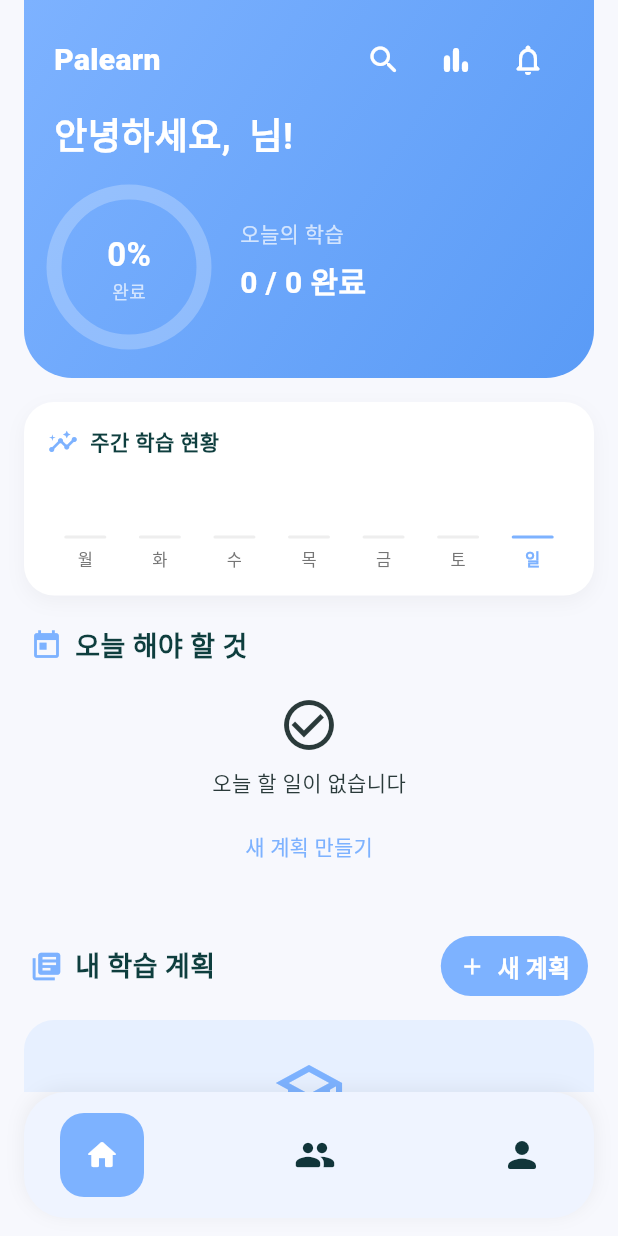
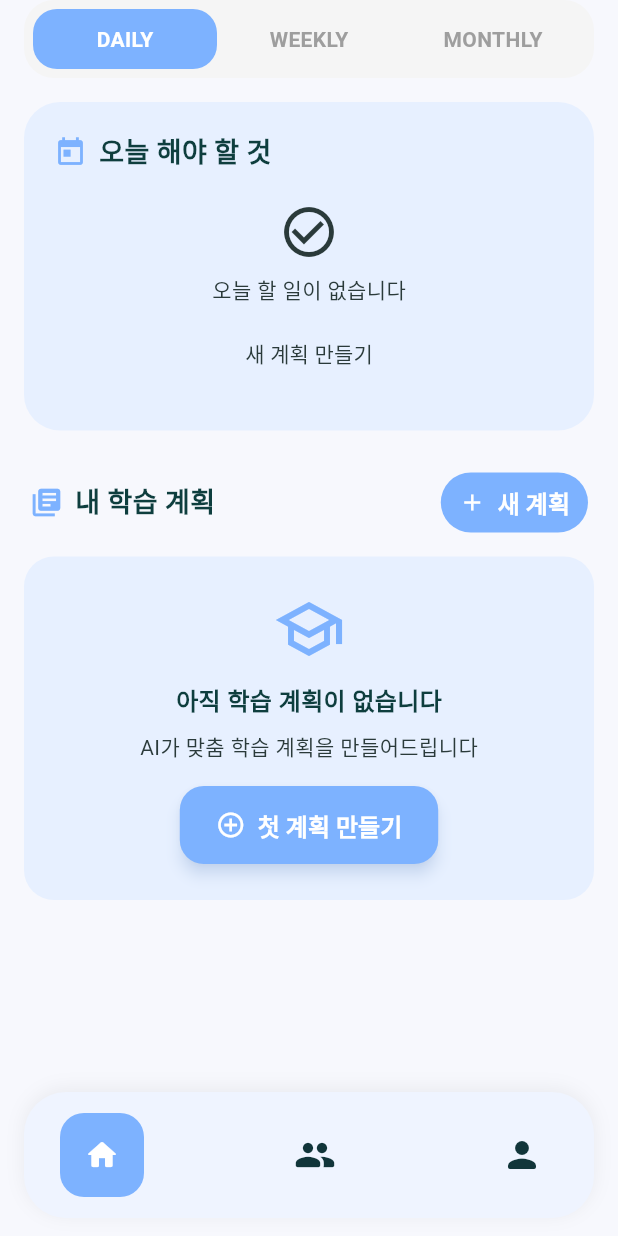
Before and after one commit to Palearn-4-P-proj/Palearn-prototype, a Flutter app: the HomeScreen screen opened by its route, on a phone screen of 412 x 824 dp. Run offline on Flutter 3.47's test engine with Material 3 defaults, Android fonts, the phone set to English and light mode, and no system bars; our stand-ins replace flutter_secure_storage, shared_preferences, shimmer, table_calendar; accounts and stored records are empty; network calls fail.

Commit message:
fix: UI 개선 - EDITED_VER 기준으로 수정
- home_screen: 오늘 해야할 것 배경색 추가, daily/weekly/monthly 탭 클릭 전환
- create_plan_screen: 드롭다운 예시 제거, 쉬는 요일 7개 선택 방지 alert
- profile_screen: ID 복사 버튼 제거
- stats_screen: 전체 달성률 아이콘 색상 흰색으로 변경
- review_screen: 하단 네비 3개로 변경, 헤더 상단 여백 제거

🤖 Generated with [Claude Code](https://claude.com/claude-code)

Co-Authored-By: Claude Opus 4.5 <noreply@anthropic.com>

```diff
--- a/lib/screens/home_screen.dart
+++ b/lib/screens/home_screen.dart
@@ -13,6 +13,8 @@ const Color _blueLight = Color(0xFFE7F0FF);
 const Color _surface = Color(0xFFF7F8FD);
 const Color _green = Color(0xFF4CAF50);
 
+enum HomeViewMode { daily, weekly, monthly }
+
 class HomeScreen extends StatefulWidget {
   const HomeScreen({super.key});
   @override
@@ -22,6 +24,7 @@ class HomeScreen extends StatefulWidget {
 class _HomeScreenState extends State<HomeScreen> {
   String displayName = '사용자';
   double todayProgress = 0.0;
+  HomeViewMode _viewMode = HomeViewMode.daily;
 
   // 오늘의 할 일 (상세 정보 포함)
   List<Map<String, dynamic>> todayTasks = [];
@@ -307,10 +310,6 @@ class _HomeScreenState extends State<HomeScreen> {
 
   @override
   Widget build(BuildContext context) {
-    final percentLabel = '${(todayProgress * 100).round()}%';
-    final completedCount =
-        todayTasks.where((t) => t['completed'] == true).length;
-
     final isDark = Theme.of(context).brightness == Brightness.dark;
     final bgColor = isDark ? const Color(0xFF121212) : _surface;
     final cardColor = isDark ? const Color(0xFF1E1E1E) : Colors.white;
@@ -325,38 +324,34 @@ class _HomeScreenState extends State<HomeScreen> {
           onRefresh: _loadAll,
           child: CustomScrollView(
             slivers: [
-              // 헤더 - 원형 진행률 차트 + 주간 그래프
+              // ✅ 상단 탭 (daily/weekly/monthly)
+              SliverToBoxAdapter(child: _buildViewTabs(isDark)),
+              const SliverToBoxAdapter(child: SizedBox(height: 16)),
+
+              // ✅ DAILY 모드
+              if (_viewMode == HomeViewMode.daily) ...[
                 SliverToBoxAdapter(
-                child: _buildHeader(percentLabel, completedCount),
-              ),
-
-              const SliverToBoxAdapter(child: SizedBox(height: 16)),
-
-              // 주간 학습 통계 바 그래프
+                  child: _buildTodayTasksSection(isDark, cardColor, textColor, subTextColor, blueLightColor),
+                ),
+                const SliverToBoxAdapter(child: SizedBox(height: 24)),
+                SliverToBoxAdapter(
+                  child: _buildMyPlansSection(isDark, cardColor, textColor, subTextColor, blueLightColor),
+                ),
+              ],
+
+              // ✅ WEEKLY 모드
+              if (_viewMode == HomeViewMode.weekly) ...[
                 SliverToBoxAdapter(
                   child: _buildWeeklyStatsBar(isDark, cardColor, textColor),
                 ),
-
-              const SliverToBoxAdapter(child: SizedBox(height: 20)),
-
-              // 오늘의 할 일 섹션
-              SliverToBoxAdapter(
-                child: _buildTodayTasksSection(isDark, cardColor, textColor, subTextColor, blueLightColor),
-              ),
-
-              const SliverToBoxAdapter(child: SizedBox(height: 24)),
-
-              // 내 학습 계획 리스트
-              SliverToBoxAdapter(
-                child: _buildMyPlansSection(isDark, cardColor, textColor, subTextColor, blueLightColor),
-              ),
-
-              const SliverToBoxAdapter(child: SizedBox(height: 24)),
-
-              // 캘린더 미니뷰
+              ],
+
+              // ✅ MONTHLY 모드
+              if (_viewMode == HomeViewMode.monthly) ...[
                 SliverToBoxAdapter(
                   child: _buildCalendarSection(isDark, cardColor, textColor),
                 ),
+              ],
 
               const SliverToBoxAdapter(child: SizedBox(height: 100)),
             ],
@@ -364,6 +359,46 @@ class _HomeScreenState extends State<HomeScreen> {
         ),
       ),
       bottomNavigationBar: _bottomBar(),
+    );
+  }
+
+  Widget _buildViewTabs(bool isDark) {
+    return Padding(
+      padding: const EdgeInsets.symmetric(horizontal: 16),
+      child: Container(
+        padding: const EdgeInsets.all(6),
+        decoration: BoxDecoration(
+          color: isDark ? Colors.grey[800] : Colors.grey[100],
+          borderRadius: BorderRadius.circular(20),
+        ),
+        child: Row(
+          children: HomeViewMode.values.map((mode) {
+            final selected = _viewMode == mode;
+            return Expanded(
+              child: GestureDetector(
+                onTap: () {
+                  setState(() => _viewMode = mode);
+                },
+                child: Container(
+                  padding: const EdgeInsets.symmetric(vertical: 10),
+                  decoration: BoxDecoration(
+                    color: selected ? _blue : Colors.transparent,
+                    borderRadius: BorderRadius.circular(16),
+                  ),
+                  alignment: Alignment.center,
+                  child: Text(
+                    mode.name.toUpperCase(),
+                    style: TextStyle(
+                      color: selected ? Colors.white : (isDark ? Colors.grey[400] : Colors.grey),
+                      fontWeight: FontWeight.bold,
+                    ),
+                  ),
+                ),
+              ),
+            );
+          }).toList(),
+        ),
+      ),
     );
   }
 
@@ -596,7 +631,14 @@ class _HomeScreenState extends State<HomeScreen> {
   }
 
   Widget _buildTodayTasksSection(bool isDark, Color cardColor, Color textColor, Color subTextColor, Color blueLightColor) {
-    return Column(
+    return Container(
+      margin: const EdgeInsets.symmetric(horizontal: 16),
+      padding: const EdgeInsets.symmetric(vertical: 20),
+      decoration: BoxDecoration(
+        color: blueLightColor, // ⭐ 오늘 해야할 것 배경색
+        borderRadius: BorderRadius.circular(24),
+      ),
+      child: Column(
         crossAxisAlignment: CrossAxisAlignment.start,
         children: [
           Padding(
@@ -656,6 +698,9 @@ class _HomeScreenState extends State<HomeScreen> {
                             TextButton(
                               onPressed: () =>
                                   Navigator.pushNamed(context, '/create_plan'),
+                              style: TextButton.styleFrom(
+                                foregroundColor: subTextColor,
+                              ),
                               child: const Text('새 계획 만들기'),
                             ),
                           ],
@@ -670,6 +715,7 @@ class _HomeScreenState extends State<HomeScreen> {
                       ),
           ),
         ],
+      ),
     );
   }
 
@@ -1013,7 +1059,7 @@ class _HomeScreenState extends State<HomeScreen> {
               const Icon(Icons.calendar_month, color: _blue, size: 22),
               const SizedBox(width: 8),
               Text(
-                '학습 캘린더',
+                '월간 캘린더',
                 style: TextStyle(
                   fontSize: 18,
                   fontWeight: FontWeight.bold,
@@ -1023,6 +1069,9 @@ class _HomeScreenState extends State<HomeScreen> {
               const Spacer(),
               TextButton(
                 onPressed: () => Navigator.pushNamed(context, '/review'),
+                style: TextButton.styleFrom(
+                  foregroundColor: subTextColor,
+                ),
                 child: const Text('어제 복습하기 →'),
               ),
             ],
@@ -1047,7 +1096,7 @@ class _HomeScreenState extends State<HomeScreen> {
             children: [
               // 월 선택 헤더
               Row(
-                mainAxisAlignment: MainAxisAlignment.spaceBetween,
+                mainAxisAlignment: MainAxisAlignment.center,
                 children: [
                   IconButton(
                     onPressed: () => setState(() => _focusedMonth = DateTime(
--- a/lib/screens/stats_screen.dart
+++ b/lib/screens/stats_screen.dart
@@ -182,7 +182,7 @@ class _StatsScreenState extends State<StatsScreen> with SingleTickerProviderStat
                 icon: Icons.percent,
                 value: '$overallRate%',
                 label: '전체 달성률',
-                iconColor: _blue,
+                iconColor: Colors.white,
               ),
             ],
           ),
```
Also changed, not shown: lib/screens/create_plan_screen.dart (+33 -4 lines), lib/screens/profile_screen.dart (+2 -25 lines), lib/screens/review_screen.dart (+10 -17 lines). Lines whose indentation alone changed are shown as unchanged.
